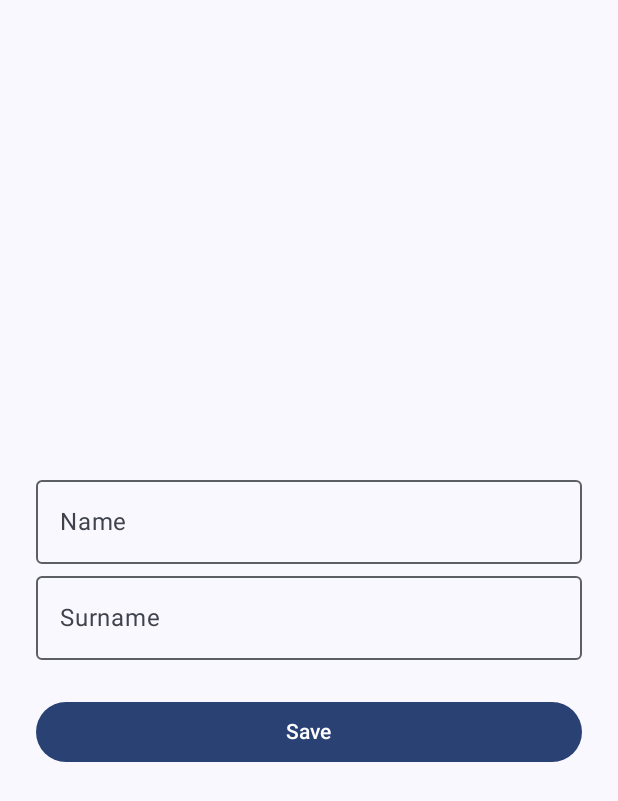
After one commit to prax19/budgat-guard-app-android, an Android app built with Jetpack Compose: the EditUserDetailsScreen screen opened through its navigation route, on a phone screen of 412 x 824 dp. The commit adds this screen. Shown: the top 801 px of the screen. Run offline under Robolectric (Android 15) with nearby library versions, the phone set to English and light mode, and no system bars; our stand-ins replace Dagger/Hilt's generated code.

Commit message:
Add `EditUserDetailsScreen`

```diff
--- a/app/src/main/java/com/prax19/budgetguard/app/android/MainActivity.kt
+++ b/app/src/main/java/com/prax19/budgetguard/app/android/MainActivity.kt
@@ -15,6 +15,7 @@ import androidx.navigation.navArgument
 import com.prax19.budgetguard.app.android.presentation.budget_details.BudgetDetailsScreen
 import com.prax19.budgetguard.app.android.presentation.main_screen.MainScreen
 import com.prax19.budgetguard.app.android.presentation.sign_in.SignInScreen
+import com.prax19.budgetguard.app.android.presentation.sign_up.EditUserDetailsScreen
 import com.prax19.budgetguard.app.android.ui.theme.BudgetGuardTheme
 import com.prax19.budgetguard.app.android.util.Screen
 import dagger.hilt.android.AndroidEntryPoint
@@ -59,6 +60,9 @@ class MainActivity : ComponentActivity() {
                         composable(route = Screen.SignInScreen.route) {
                             SignInScreen(navConstoller)
                         }
+                        composable(route = Screen.EditUserDetailsScreen.route) {
+                            EditUserDetailsScreen(navConstoller)
+                        }
                     }
                 }
             }
--- a/app/src/main/java/com/prax19/budgetguard/app/android/presentation/sign_in/SignInScreen.kt
+++ b/app/src/main/java/com/prax19/budgetguard/app/android/presentation/sign_in/SignInScreen.kt
@@ -185,7 +185,7 @@ fun SignInScreen(
                 },
                 enabled = !isLoginInputBlank.value && !isPasswordInputBlank.value,
                 onClick = {
-                    navController.navigate(Screen.MainScreen.route)
+                    navController.navigate(Screen.EditUserDetailsScreen.route)
                 }
             )
 
--- /dev/null
+++ b/app/src/main/java/com/prax19/budgetguard/app/android/presentation/sign_up/EditUserDetailsScreen.kt
@@ -0,0 +1,141 @@
+package com.prax19.budgetguard.app.android.presentation.sign_up
+
+import android.annotation.SuppressLint
+import androidx.compose.foundation.layout.Arrangement
+import androidx.compose.foundation.layout.Column
+import androidx.compose.foundation.layout.Spacer
+import androidx.compose.foundation.layout.fillMaxSize
+import androidx.compose.foundation.layout.fillMaxWidth
+import androidx.compose.foundation.layout.imePadding
+import androidx.compose.foundation.layout.padding
+import androidx.compose.foundation.layout.size
+import androidx.compose.foundation.layout.wrapContentSize
+import androidx.compose.foundation.text.KeyboardActions
+import androidx.compose.foundation.text.KeyboardOptions
+import androidx.compose.material3.Button
+import androidx.compose.material3.ExperimentalMaterial3Api
+import androidx.compose.material3.OutlinedTextField
+import androidx.compose.material3.Scaffold
+import androidx.compose.material3.Text
+import androidx.compose.runtime.Composable
+import androidx.compose.runtime.getValue
+import androidx.compose.runtime.mutableStateOf
+import androidx.compose.runtime.remember
+import androidx.compose.runtime.setValue
+import androidx.compose.ui.Alignment
+import androidx.compose.ui.Modifier
+import androidx.compose.ui.focus.FocusRequester
+import androidx.compose.ui.focus.focusRequester
+import androidx.compose.ui.text.input.ImeAction
+import androidx.compose.ui.text.input.KeyboardCapitalization
+import androidx.compose.ui.unit.dp
+import androidx.hilt.navigation.compose.hiltViewModel
+import androidx.navigation.NavController
+import com.prax19.budgetguard.app.android.util.Screen
+
+@OptIn(ExperimentalMaterial3Api::class)
+@SuppressLint("UnusedMaterial3ScaffoldPaddingParameter")
+@Composable
+fun EditUserDetailsScreen(
+    navController: NavController
+) {
+
+    val viewModel: EditUserDetailsViewModel = hiltViewModel()
+
+    var name by remember { mutableStateOf("") }
+    val nameInputFocusRequester = remember { FocusRequester() }
+
+    var surname by remember { mutableStateOf("") }
+    val surnameInputFocusRequester = remember { FocusRequester() }
+
+    val saveButtonFocusRequester = remember { FocusRequester() }
+
+    Scaffold(
+
+    ) {
+        Column(
+            modifier = Modifier
+                .fillMaxSize()
+                .padding(horizontal = 24.dp)
+                .imePadding()
+                .wrapContentSize(),
+            verticalArrangement = Arrangement.Center,
+            horizontalAlignment = Alignment.CenterHorizontally
+        ) {
+
+
+            OutlinedTextField(
+                modifier = Modifier
+                    .fillMaxWidth()
+                    .focusRequester(nameInputFocusRequester),
+                label = {
+                        Text(text = "Name")
+                },
+                singleLine = true,
+                value = name,
+                onValueChange = {text ->
+                    name = text
+                },
+                keyboardOptions = KeyboardOptions.Default.copy(
+                    imeAction = ImeAction.Next,
+                    capitalization = KeyboardCapitalization.None
+                ),
+                keyboardActions = KeyboardActions(
+                    onAny = {
+                        surnameInputFocusRequester.requestFocus()
+                    }
+                )
+            )
+
+            OutlinedTextField(
+                modifier = Modifier
+                    .fillMaxWidth()
+                    .focusRequester(surnameInputFocusRequester),
+                label = {
+                    Text(text = "Surname")
+                },
+                singleLine = true,
+                value = surname,
+                onValueChange = {text ->
+                    surname = text
+                },
+                keyboardOptions = KeyboardOptions.Default.copy(
+                    imeAction = ImeAction.Next,
+                    capitalization = KeyboardCapitalization.None
+                ),
+                keyboardActions = KeyboardActions(
+                    onAny = {
+                        saveButtonFocusRequester.requestFocus()
+                    }
+                )
+            )
+
+            Spacer(modifier = Modifier
+                .size(8.dp))
+
+
+
+            Spacer(modifier = Modifier
+                .size(16.dp))
+
+            Button(
+                modifier = Modifier
+                    .fillMaxWidth()
+                    .focusRequester(saveButtonFocusRequester)
+                ,
+                content = {
+                          Text("Save")
+                },
+                onClick = {
+                    navController.navigate(Screen.MainScreen.route) {
+                        popUpTo(navController.graph.id) {
+                            inclusive = true
+                        }
+                    }
+                }
+            )
+
+        }
+    }
+
+}
--- /dev/null
+++ b/app/src/main/java/com/prax19/budgetguard/app/android/presentation/sign_up/EditUserDetailsViewModel.kt
@@ -0,0 +1,14 @@
+package com.prax19.budgetguard.app.android.presentation.sign_up
+
+import androidx.lifecycle.ViewModel
+import dagger.hilt.android.lifecycle.HiltViewModel
+import javax.inject.Inject
+
+@HiltViewModel
+class EditUserDetailsViewModel @Inject constructor(
+
+): ViewModel() {
+
+
+
+}
--- a/app/src/main/java/com/prax19/budgetguard/app/android/util/Screen.kt
+++ b/app/src/main/java/com/prax19/budgetguard/app/android/util/Screen.kt
@@ -5,5 +5,6 @@ sealed class Screen(val route: String) {
     object MainScreen: Screen("main_screen")
     object BudgetDetailsScreen: Screen("budget_details_screen")
     object SignInScreen: Screen("log_in_screen")
+    object EditUserDetailsScreen: Screen("edit_user_details")
 
 }
```
